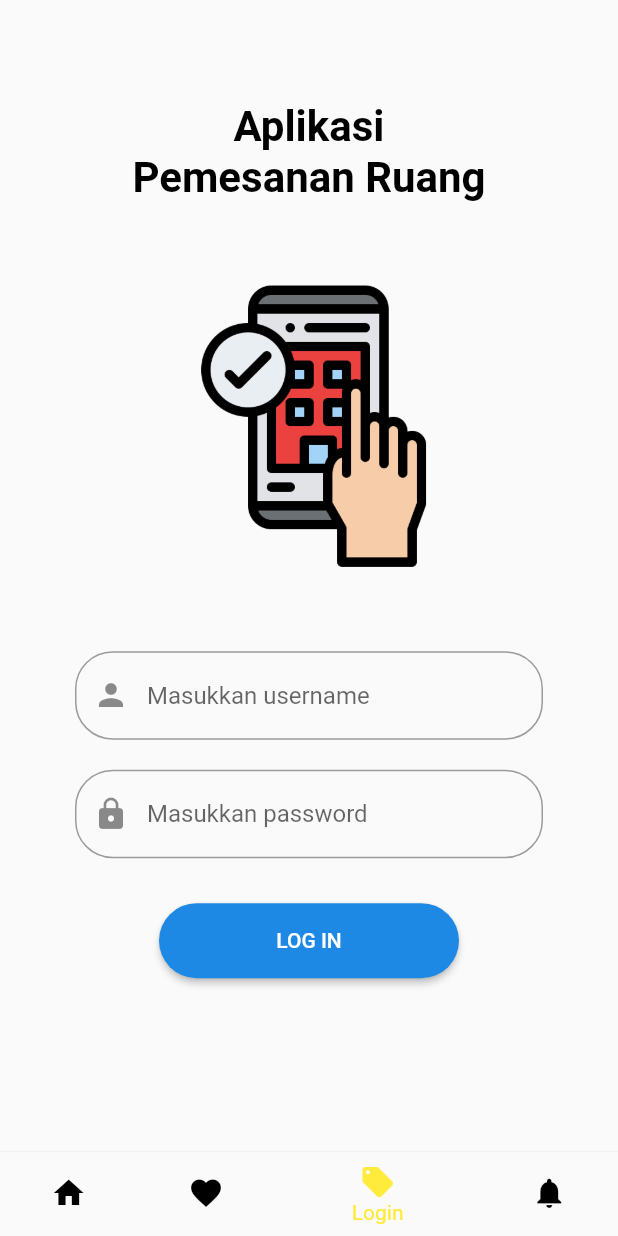
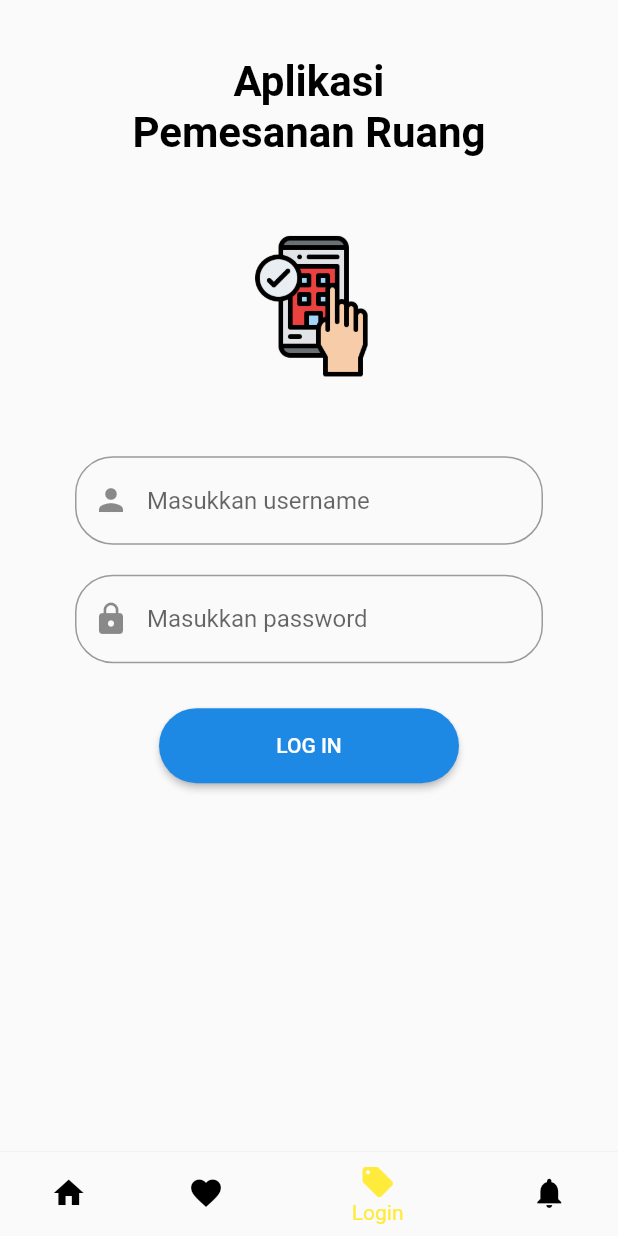
Before and after one commit to areosudrajad/App-pemesanan-ruang, a Flutter app: the screen it shows after launch, item 3 of the bottom bar chosen, on a phone screen of 412 x 824 dp. Run offline on Flutter 3.47's test engine with Material 2 defaults, Android fonts, the light colour scheme and no system bars; our stand-ins replace hive, hive_flutter; accounts and stored records are empty.

Commit message:
mengecilkan gambar login agar tidak menabrak dengan navigation bar dibawah

```diff
--- a/lib/login_screen.dart
+++ b/lib/login_screen.dart
@@ -30,7 +30,7 @@ class _DealsState extends State<login_screen> {
       body: Column(
         children: [
           SizedBox(
-            height: 50,
+            height: 20,
           ),
           Text(
             'Aplikasi',
@@ -54,7 +54,7 @@ class _DealsState extends State<login_screen> {
           SizedBox(
             height: 50,
           ),
-          Image.asset('images/L1.png', height: 200),
+          Image.asset('images/L1.png', height: 100),
           SizedBox(
             height: 40,
           ),
```
